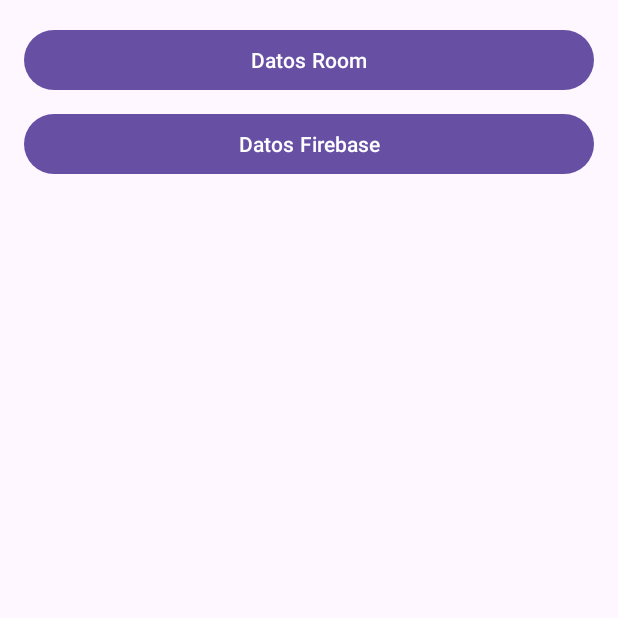
After one commit to Cristhian-Villigua/restaurant_appMovil, an Android app: the ListActivity screen opened directly, with no data from a screen before it, on a phone screen of 412 x 824 dp, the top half of it. The commit adds this screen. Run offline under Robolectric (Android 15) with nearby library versions, the phone set to English and light mode, and no system bars; our stand-ins replace Room's generated code.

Commit message:
Nineth Commit CAVS

```diff
--- /dev/null
+++ b/app/src/main/java/com/example/project_mobileapplicacion/ListActivity.kt
@@ -0,0 +1,50 @@
+package com.example.project_mobileapplicacion
+
+import android.os.Bundle
+import android.widget.Button
+import androidx.appcompat.app.AppCompatActivity
+import androidx.lifecycle.Lifecycle
+import androidx.lifecycle.lifecycleScope
+import androidx.lifecycle.repeatOnLifecycle
+import androidx.recyclerview.widget.LinearLayoutManager
+import androidx.recyclerview.widget.RecyclerView
+import com.example.project_mobileapplicacion.Adapter.UserAdapter
+import com.example.project_mobileapplicacion.cloud.FirebaseService
+import com.example.project_mobileapplicacion.database.AppDataBase
+import kotlinx.coroutines.flow.collectLatest
+import kotlinx.coroutines.launch
+
+class ListActivity : AppCompatActivity() {
+    private lateinit var rv: RecyclerView
+    private lateinit var adapter: UserAdapter
+    private lateinit var btnRoom : Button
+    private lateinit var btnFirebase : Button
+
+    override fun onCreate(savedInstanceState: Bundle?) {
+        super.onCreate(savedInstanceState)
+        setContentView(R.layout.activity_list)
+
+        rv = findViewById(R.id.rvUser)
+        adapter = UserAdapter()
+        rv.layoutManager = LinearLayoutManager(this)
+        rv.adapter = adapter
+
+        btnRoom = findViewById(R.id.btnRoom)
+        btnFirebase = findViewById(R.id.btnFirebase)
+
+        val db = AppDataBase.getInstance(this).userDao()
+
+        btnRoom.setOnClickListener {
+            lifecycleScope.launch {
+                repeatOnLifecycle(Lifecycle.State.STARTED){
+                    db.getAll().collectLatest { list -> adapter.submitList(list) }
+                }
+            }
+        }
+        btnFirebase.setOnClickListener {
+            FirebaseService.index { listFirestore->
+                adapter.submitList(listFirestore)
+            }
+        }
+    }
+}
--- a/app/src/main/java/com/example/project_mobileapplicacion/SplashActivity.kt
+++ b/app/src/main/java/com/example/project_mobileapplicacion/SplashActivity.kt
@@ -4,6 +4,8 @@ import android.content.Intent
 import android.os.Bundle
 import android.os.Handler
 import androidx.appcompat.app.AppCompatActivity
+import com.example.project_mobileapplicacion.Auth.LoginActivity
+import com.example.project_mobileapplicacion.Auth.RegisterActivity
 
 class SplashActivity : AppCompatActivity() {
 
--- /dev/null
+++ b/app/src/main/res/layout/activity_list.xml
@@ -0,0 +1,42 @@
+<?xml version="1.0" encoding="utf-8"?>
+<androidx.constraintlayout.widget.ConstraintLayout xmlns:android="http://schemas.android.com/apk/res/android"
+    xmlns:app="http://schemas.android.com/apk/res-auto"
+    xmlns:tools="http://schemas.android.com/tools"
+    android:layout_width="match_parent"
+    android:layout_height="match_parent"
+    android:padding="16dp"
+    tools:context=".ListActivity">
+
+    <Button
+        android:id="@+id/btnRoom"
+        android:layout_width="0dp"
+        android:layout_height="wrap_content"
+        android:text="Datos Room"
+        app:layout_constraintTop_toTopOf="parent"
+        app:layout_constraintStart_toStartOf="parent"
+        app:layout_constraintEnd_toEndOf="parent"
+        />
+
+    <Button
+        android:id="@+id/btnFirebase"
+        android:layout_width="0dp"
+        android:layout_height="wrap_content"
+        android:text="Datos Firebase"
+        app:layout_constraintTop_toBottomOf="@+id/btnRoom"
+        app:layout_constraintStart_toStartOf="parent"
+        app:layout_constraintEnd_toEndOf="parent"
+        android:layout_marginTop="8dp"
+        />
+
+    <androidx.recyclerview.widget.RecyclerView
+        android:id="@+id/rvUser"
+        android:layout_width="0dp"
+        android:layout_height="0dp"
+        app:layout_constraintTop_toBottomOf="@id/btnFirebase"
+        app:layout_constraintBottom_toBottomOf="parent"
+        app:layout_constraintStart_toStartOf="parent"
+        app:layout_constraintEnd_toEndOf="parent"
+        android:layout_marginTop="8dp"
+        />
+
+</androidx.constraintlayout.widget.ConstraintLayout>
--- a/build.gradle.kts
+++ b/build.gradle.kts
@@ -2,4 +2,5 @@
 plugins {
     alias(libs.plugins.android.application) apply false
     alias(libs.plugins.kotlin.android) apply false
+    alias(libs.plugins.google.gms.google.services) apply false
 }
--- a/gradle/libs.versions.toml
+++ b/gradle/libs.versions.toml
@@ -9,6 +9,8 @@ appcompat = "1.7.1"
 material = "1.13.0"
 activity = "1.10.1"
 constraintlayout = "2.2.1"
+googleGmsGoogleServices = "4.4.4"
+firebaseFirestore = "26.0.2"
 
 [libraries]
 androidx-core-ktx = { group = "androidx.core", name = "core-ktx", version.ref = "coreKtx" }
@@ -25,8 +27,10 @@ room-runtime = "androidx.room:room-runtime:2.6.1"
 room-ktx = "androidx.room:room-ktx:2.6.1"
 room-compiler = "androidx.room:room-compiler:2.6.1"
 kotlinx-coroutines-android = "org.jetbrains.kotlinx:kotlinx-coroutines-android:1.8.1"
+firebase-firestore = { group = "com.google.firebase", name = "firebase-firestore", version.ref = "firebaseFirestore" }
 
 
 [plugins]
 android-application = { id = "com.android.application", version.ref = "agp" }
 kotlin-android = { id = "org.jetbrains.kotlin.android", version.ref = "kotlin" }
+google-gms-google-services = { id = "com.google.gms.google-services", version.ref = "googleGmsGoogleServices" }
```
Also changed, not shown: app/build.gradle.kts (+15 -0 lines), app/src/main/AndroidManifest.xml (+10 -5 lines), app/src/main/java/com/example/project_mobileapplicacion/Adapter/UserAdapter.kt (added, +34 -0 lines), app/src/main/java/com/example/project_mobileapplicacion/Auth/LoginActivity.kt (added, +75 -0 lines), app/src/main/java/com/example/project_mobileapplicacion/Auth/RegisterActivity.kt (renamed from app/src/main/java/com/example/project_mobileapplicacion/RegisterActivity.kt, +9 -3 lines), app/src/main/java/com/example/project_mobileapplicacion/LoginActivity.kt (deleted, +0 -50 lines), app/src/main/java/com/example/project_mobileapplicacion/MainActivity.kt (+7 -17 lines), app/src/main/java/com/example/project_mobileapplicacion/cloud/FirebaseService.kt (added, +45 -0 lines), app/src/main/res/layout/activity_main.xml (+11 -0 lines), app/src/main/res/layout/item_user.xml (added, +34 -0 lines), 1 other file.
